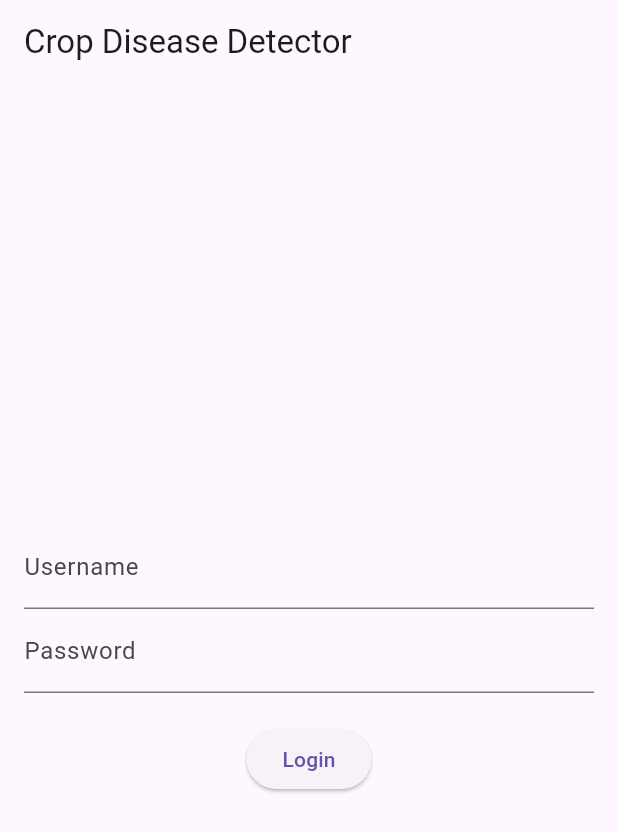
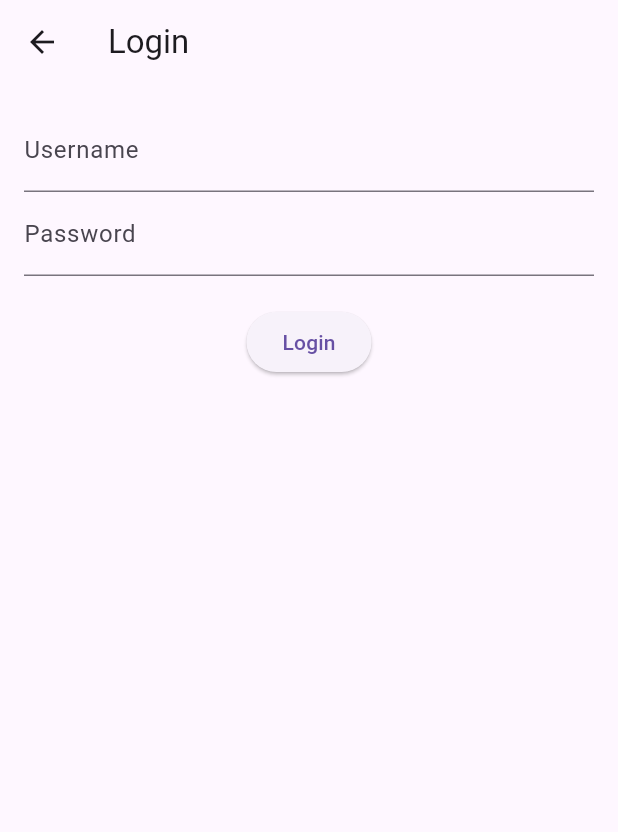
Before and after one commit to Iamouma/agri-tech, a Flutter app: the screen it shows after launch, after a tap on "Login", on a phone screen of 412 x 824 dp. Shown: the top 832 px of the screen. Run offline on Flutter 3.47's test engine with Material 3 defaults, Android fonts, the light colour scheme and no system bars; our stand-ins replace image_picker.

Commit message:
Designed more screens i.e the main screen same as home screen, camera screen and results screen

```diff
--- /dev/null
+++ b/farmguard/lib/login_screen.dart
@@ -0,0 +1,33 @@
+import 'package:flutter/material.dart';
+
+class LoginScreen extends StatelessWidget {
+  @override
+  Widget build(BuildContext context) {
+    return Scaffold(
+      appBar: AppBar(
+        title: Text('Login'),
+      ),
+      body: Padding(
+        padding: EdgeInsets.all(16.0),
+        child: Column(
+          children: [
+            TextField(
+              decoration: InputDecoration(labelText: 'Username'),
+            ),
+            TextField(
+              decoration: InputDecoration(labelText: 'Password'),
+              obscureText: true,
+            ),
+            SizedBox(height: 20),
+            ElevatedButton(
+              onPressed: () {
+                // Handle login logic
+              },
+              child: Text('Login'),
+            ),
+          ],
+        ),
+      ),
+    );
+  }
+}
--- a/farmguard/lib/main.dart
+++ b/farmguard/lib/main.dart
@@ -1,4 +1,9 @@
 import 'package:flutter/material.dart';
+import 'main_screen.dart';
+import 'register_screen.dart';
+import 'login_screen.dart';
+import 'camera_screen.dart';
+import 'results_screen.dart';
 
 void main() {
   runApp(MyApp());
@@ -8,40 +13,18 @@
   @override
   Widget build(BuildContext context) {
     return MaterialApp(
-      home: LoginScreen(),
+      title: 'Crop Monitoring App',
+      theme: ThemeData(
+        primarySwatch: Colors.blue,
+      ),
+      initialRoute: '/',
+      routes: {
+        '/': (context) => MainScreen(),
+        '/register': (context) => RegisterScreen(),
+        '/login': (context) => LoginScreen(),
+        '/camera': (context) => CameraScreen(),
+        '/results': (context) => ResultsScreen(),
+      },
     );
   }
 }
-
-class LoginScreen extends StatelessWidget {
-  @override
-  Widget build(BuildContext context) {
-    return Scaffold(
-      appBar: AppBar(
-        title: Text('Crop Disease Detector'),
-      ),
-      body: Padding(
-        padding: const EdgeInsets.all(16.0),
-        child: Column(
-          mainAxisAlignment: MainAxisAlignment.center,
-          children: [
-            TextField(
-              decoration: InputDecoration(labelText: 'Username'),
-            ),
-            TextField(
-              decoration: InputDecoration(labelText: 'Password'),
-              obscureText: true,
-            ),
-            SizedBox(height: 20),
-            ElevatedButton(
-              onPressed: () {
-                // Navigate to the home screen
-              },
-              child: Text('Login'),
-            ),
-          ],
-        ),
-      ),
-    );
-  }
-}
--- /dev/null
+++ b/farmguard/lib/main_screen.dart
@@ -0,0 +1,37 @@
+import 'package:flutter/material.dart';
+
+class MainScreen extends StatelessWidget {
+  @override
+  Widget build(BuildContext context) {
+    return Scaffold(
+      appBar: AppBar(
+        title: Text('Crop Monitoring App'),
+      ),
+      body: Center(
+        child: Column(
+          mainAxisAlignment: MainAxisAlignment.center,
+          children: [
+            ElevatedButton(
+              onPressed: () {
+                Navigator.pushNamed(context, '/camera');
+              },
+              child: Text('Capture Crop Image'),
+            ),
+            ElevatedButton(
+              onPressed: () {
+                Navigator.pushNamed(context, '/login');
+              },
+              child: Text('Login'),
+            ),
+            ElevatedButton(
+              onPressed: () {
+                Navigator.pushNamed(context, '/register');
+              },
+              child: Text('Register'),
+            ),
+          ],
+        ),
+      ),
+    );
+  }
+}
```
Also changed, not shown: farmguard/lib/camera_screen.dart (added, +46 -0 lines), farmguard/lib/register_screen.dart (added, +33 -0 lines), farmguard/lib/results_screen.dart (added, +25 -0 lines).
